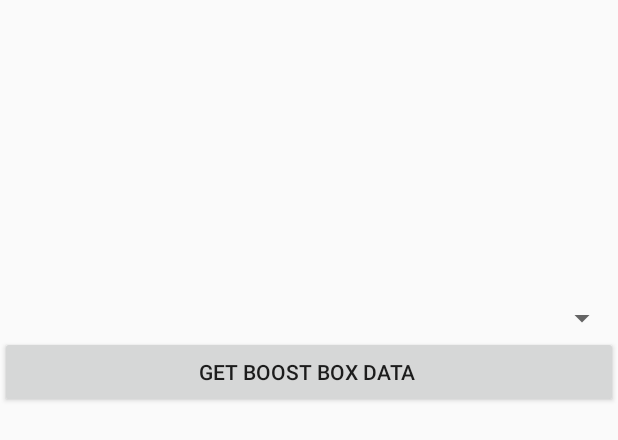
After one commit to SCCapstone/DBK, an Android app: the layout mock_bluetooth.xml on its own in the app's theme, with its tools: preview values and no code run, on a phone screen of 412 x 824 dp. The commit adds this screen. Shown: the top 440 px of the screen. Run offline under Robolectric (Android 15) with nearby library versions, the phone set to English and light mode, and no system bars.

Commit message:
mock bluetooth button to simulate boost box

```diff
--- /dev/null
+++ b/app/src/main/res/layout/mock_bluetooth.xml
@@ -0,0 +1,22 @@
+<?xml version="1.0" encoding="utf-8"?>
+<LinearLayout xmlns:android="http://schemas.android.com/apk/res/android"
+    android:orientation="vertical" android:layout_width="match_parent"
+    android:layout_height="match_parent">
+
+    <Spinner
+        android:id="@+id/bt_spinner"
+        android:layout_marginTop="200dp"
+        android:layout_width="match_parent"
+        android:layout_height="wrap_content" />
+
+    <Button
+        android:id="@+id/mock_bt"
+        android:layout_width="match_parent"
+        android:layout_height="wrap_content"
+        android:text="get boost box data " />
+
+    <TextView
+        android:id="@+id/bt_info"
+        android:layout_width="match_parent"
+        android:layout_height="wrap_content" />
+</LinearLayout>
```
Also changed, not shown: app/src/main/java/edu/sc/dbkdrymatic/JobFragment.java (+8 -2 lines), app/src/main/java/edu/sc/dbkdrymatic/MockBluetooth.java (added, +119 -0 lines), app/src/main/res/values/strings.xml (+7 -0 lines).
